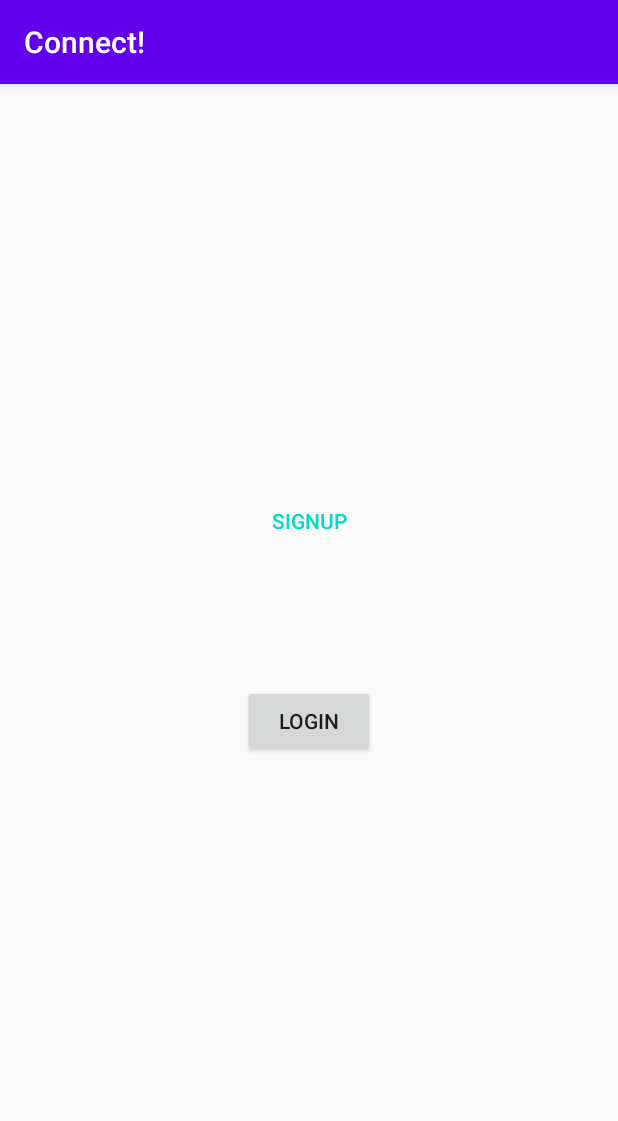
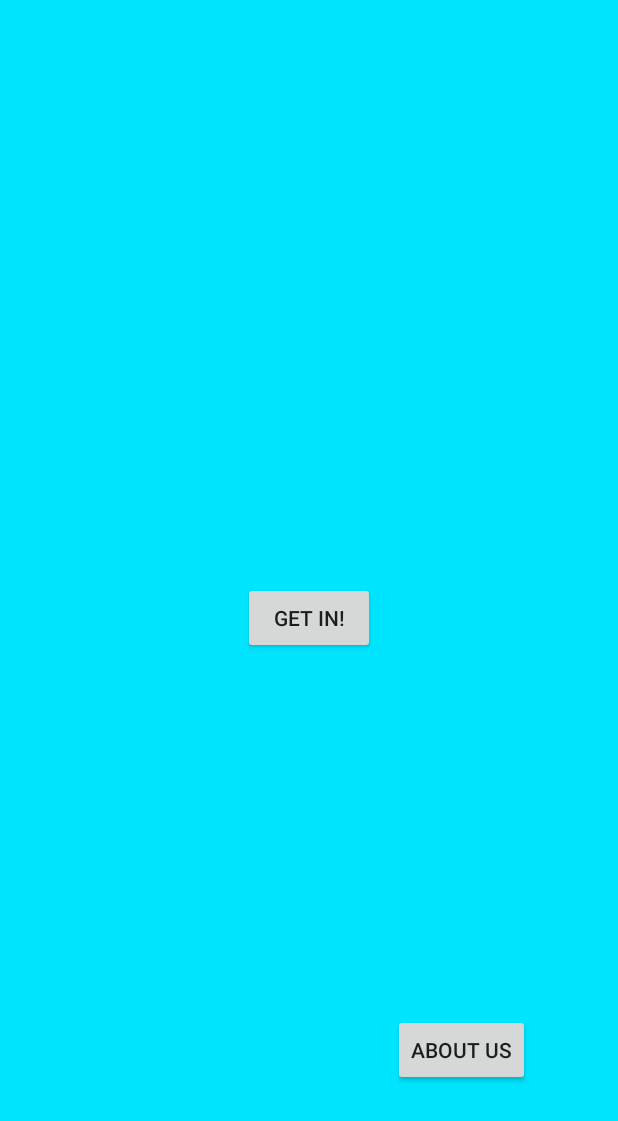
Before and after one commit to danger-ahead/Connect, an Android app: the screen it shows after launch (MainActivity), on a phone screen of 412 x 824 dp. Shown: the top 1121 px of the screen. Run offline under Robolectric (Android 15) with nearby library versions, the phone set to English and light mode, and no system bars.

Commit message:
sign up and login routing bug has been fixed

```diff
--- a/app/build.gradle
+++ b/app/build.gradle
@@ -34,9 +34,12 @@ dependencies {
     implementation 'androidx.annotation:annotation:1.1.0'
     implementation 'androidx.lifecycle:lifecycle-livedata-ktx:2.2.0'
     implementation 'androidx.lifecycle:lifecycle-viewmodel-ktx:2.2.0'
+    implementation 'com.google.firebase:firebase-database:19.6.0'
     testImplementation 'junit:junit:4.12'
     androidTestImplementation 'androidx.test.ext:junit:1.1.1'
     androidTestImplementation 'androidx.test.espresso:espresso-core:3.2.0'
     implementation 'com.android.support:support-annotations:28.0.0'
 
 }
+
+apply plugin: 'com.google.gms.google-services'
--- a/app/src/main/res/layout/activity_main.xml
+++ b/app/src/main/res/layout/activity_main.xml
@@ -5,34 +5,36 @@
         xmlns:app="http://schemas.android.com/apk/res-auto"
         android:layout_width="match_parent"
         android:layout_height="match_parent"
-        tools:context=".MainActivity">
+        tools:context=".MainActivity"
+        android:background="#00e5ff">
 
     <Button
         android:id="@+id/button"
-        style="@style/Widget.AppCompat.Button.Borderless.Colored"
+        style="@android:style/Widget.Material.Button"
         android:layout_width="wrap_content"
         android:layout_height="wrap_content"
         android:layout_marginStart="161dp"
-        android:layout_marginTop="241dp"
+        android:layout_marginTop="341dp"
         android:layout_marginEnd="162dp"
-        android:layout_marginBottom="20dp"
-        android:text="Signup"
-        app:layout_constraintBottom_toTopOf="@+id/button2"
+        android:layout_marginBottom="342dp"
+        android:text="@string/get_in"
+        app:layout_constraintBottom_toBottomOf="parent"
         app:layout_constraintEnd_toEndOf="parent"
         app:layout_constraintStart_toStartOf="parent"
         app:layout_constraintTop_toTopOf="parent" />
 
     <Button
-        android:id="@+id/button2"
+        style="@style/Widget.AppCompat.Button"
         android:layout_width="wrap_content"
         android:layout_height="wrap_content"
-        android:layout_marginStart="161dp"
-        android:layout_marginTop="40dp"
-        android:layout_marginEnd="162dp"
-        android:layout_marginBottom="293dp"
-        android:text="Login"
+        android:layout_marginStart="263dp"
+        android:layout_marginTop="629dp"
+        android:layout_marginEnd="60dp"
+        android:layout_marginBottom="54dp"
         app:layout_constraintBottom_toBottomOf="parent"
         app:layout_constraintEnd_toEndOf="parent"
         app:layout_constraintStart_toStartOf="parent"
-        app:layout_constraintTop_toBottomOf="@+id/button" />
+        app:layout_constraintTop_toTopOf="parent"
+        android:text="@string/about_us"/>
+
 </androidx.constraintlayout.widget.ConstraintLayout>
--- a/app/src/main/res/values/strings.xml
+++ b/app/src/main/res/values/strings.xml
@@ -9,4 +9,8 @@
     <string name="invalid_username">Not a valid username</string>
     <string name="invalid_password">Password must be >5 characters</string>
     <string name="login_failed">"Login failed"</string>
+
+    <string name="get_in">Get in!</string>
+    <string name="log_in">Log in!</string>
+    <string name="about_us">About us</string>
 </resources>
--- a/app/src/main/res/values/styles.xml
+++ b/app/src/main/res/values/styles.xml
@@ -1,6 +1,6 @@
 <resources>
     <!-- Base application theme. -->
-    <style name="AppTheme" parent="Theme.AppCompat.Light.DarkActionBar">
+    <style name="AppTheme" parent="Theme.AppCompat.Light.NoActionBar">
         <!-- Customize your theme here. -->
         <item name="colorPrimary">@color/colorPrimary</item>
         <item name="colorPrimaryDark">@color/colorPrimaryDark</item>
```
Also changed, not shown: app/src/main/java/com/connect/LoginActivity.java (+7 -8 lines), app/src/main/java/com/connect/SignUpActivity.java (+6 -21 lines), app/src/main/res/layout/activity_login.xml (+1 -9 lines), app/src/main/res/layout/activity_signup.xml (+0 -9 lines), gradle.properties (+9 -12 lines).
